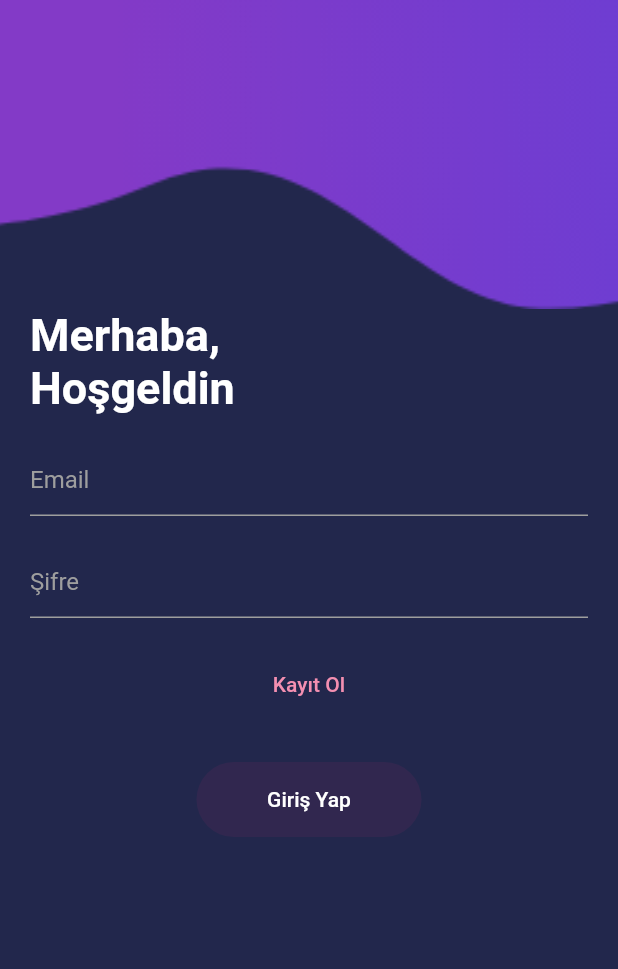
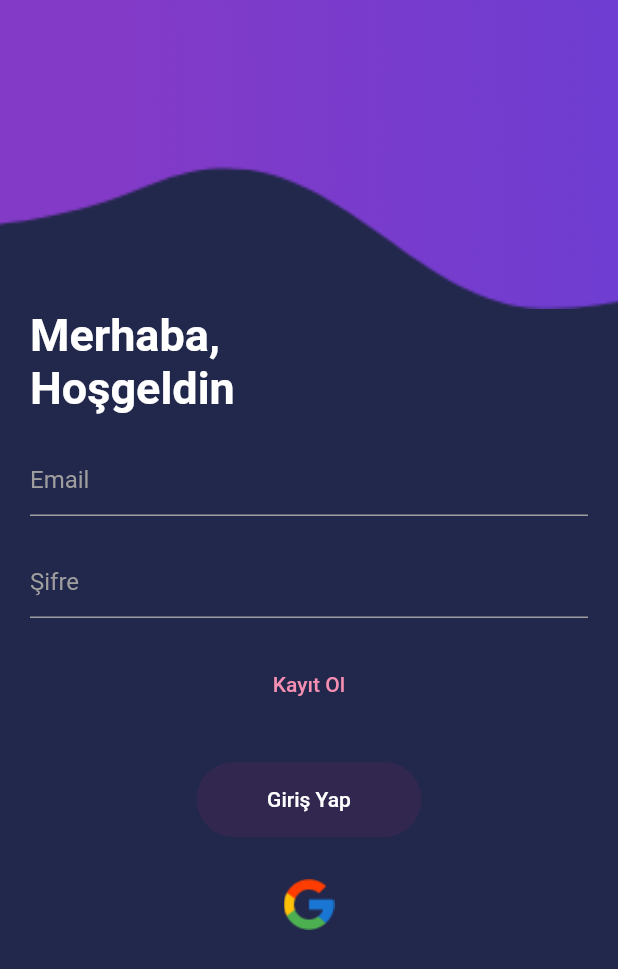
Before and after one commit to serkan1st1/Audio_Recorder, a Flutter app: the screen it shows after launch, on a phone screen of 412 x 824 dp. Shown: the top 969 px of the screen. Run offline on Flutter 3.47's test engine with Material 2 defaults, Android fonts, the phone set to English and light mode, and no system bars; our stand-ins replace audioplayers, firebase_auth, firebase_core, google_sign_in; missing offline and left inert: record; accounts and stored records are empty.

Commit message:
google sign in

```diff
--- a/lib/View/login_page.dart
+++ b/lib/View/login_page.dart
@@ -1,3 +1,4 @@
+import 'package:audio_recorder/services/auth_service.dart';
 import 'package:audio_recorder/utils/generalColors.dart';
 import 'package:audio_recorder/utils/generalTextStyle.dart';
 import 'package:flutter/material.dart';
@@ -47,6 +48,8 @@ class _LoginPageState extends State<LoginPage> {
                     signUpButton(),
                     generalSizedBox(),
                     signInButton(),
+                    generalSizedBox(),
+                    googleSignInButton(),
                   ],
                 ),
               )
@@ -127,6 +130,19 @@ class _LoginPageState extends State<LoginPage> {
     );
   }
 
+  Center googleSignInButton() {
+    return Center(
+      child: InkWell(
+        onTap: () {
+          AuthService().signInWithGoogle().then(
+                (value) => Navigator.pushNamed(context, "/audioRecord"),
+              );
+        },
+        child: Image.asset('assets/images/google.png'),
+      ),
+    );
+  }
+
   Widget generalSizedBox() => const SizedBox(
         height: 20,
       );
--- a/pubspec.yaml
+++ b/pubspec.yaml
@@ -32,6 +32,7 @@ dependencies:
   cupertino_icons: ^1.0.2
   firebase_auth: ^4.7.3
   firebase_core: ^2.15.1
+  google_sign_in: ^6.1.5
   flutter:
     sdk: flutter
   record: ^4.4.4
```
Also changed, not shown: lib/services/auth_service.dart (added, +23 -0 lines), assets/images/google.png (added), pubspec.lock, 3 other files.
